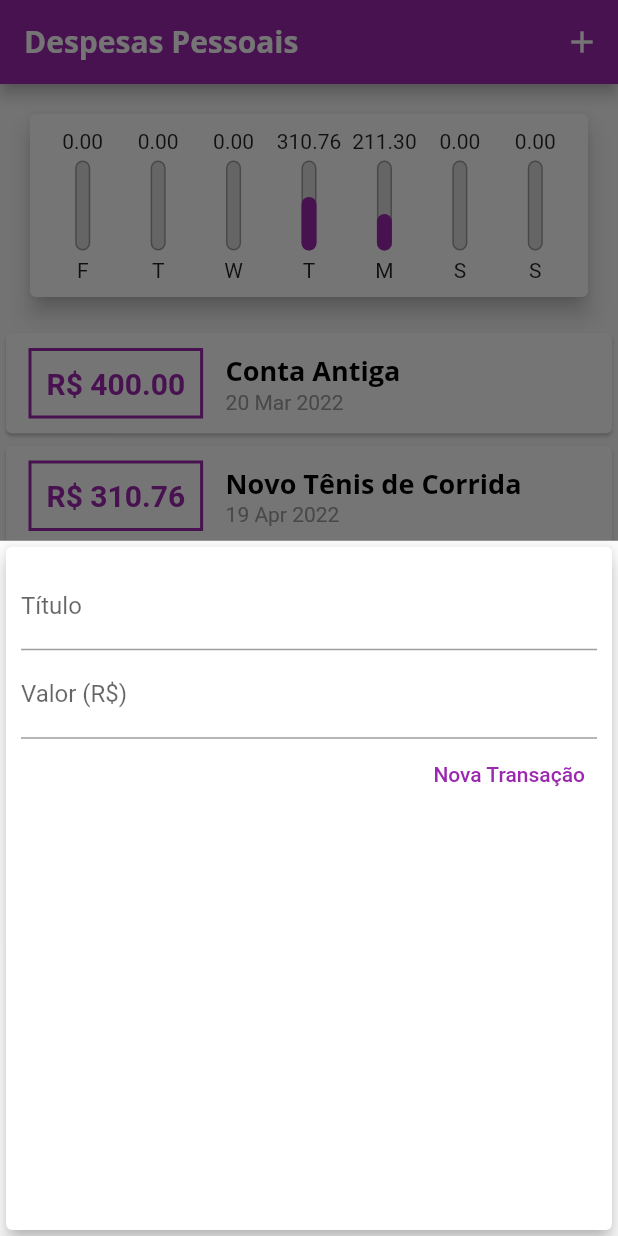
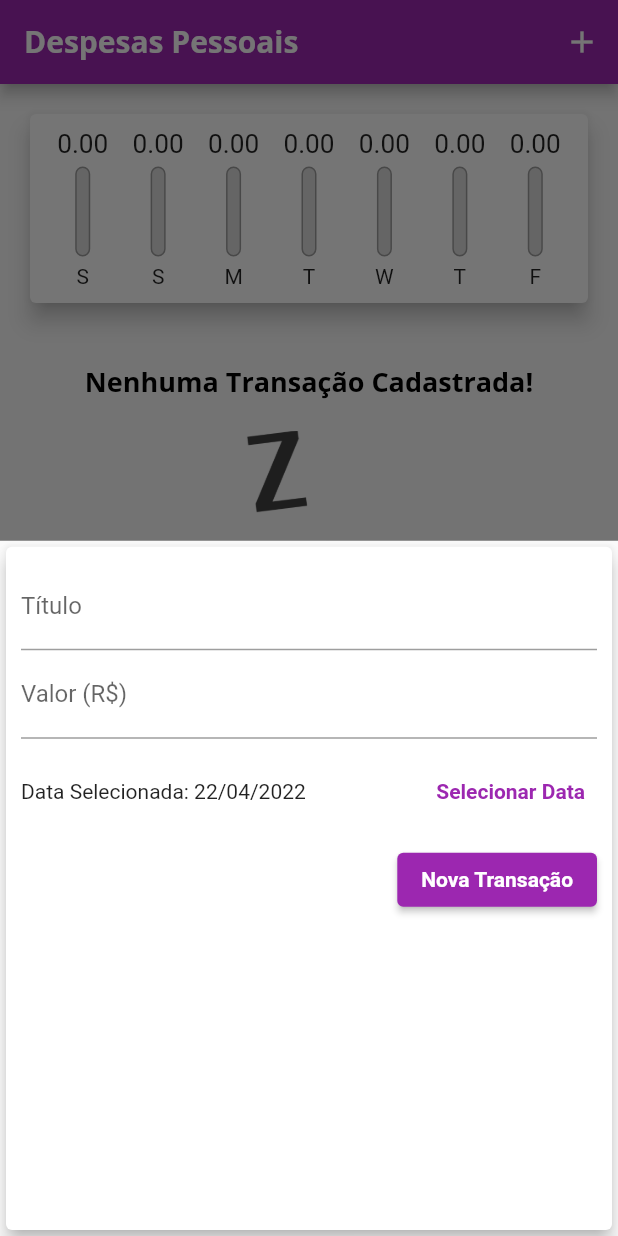
Before and after one commit to lucasgaldinodev/cod3r_flutter_expenses, a Flutter app: the screen it shows after launch, after a tap on the "add" icon, on a phone screen of 412 x 824 dp. Run offline on Flutter 3.47's test engine with Material 2 defaults, Android fonts, the phone set to English and light mode, and no system bars.

Commit message:
22/abril

```diff
--- a/lib/components/chart.dart
+++ b/lib/components/chart.dart
@@ -30,7 +30,7 @@ class Chart extends StatelessWidget {
         'day': DateFormat.E().format(weekDay)[0],
         'value': totalSum,
       };
-    });
+    }).reversed.toList();
   }
 
   double get _weekTotalValue {
@@ -54,7 +54,9 @@ class Chart extends StatelessWidget {
               child: ChartBar(
                 label: tr['day'] as String,
                 value: tr['value'] as double,
-                percentage: (tr['value'] as double) / _weekTotalValue,
+                percentage: _weekTotalValue == 0
+                    ? 0
+                    : (tr['value'] as double) / _weekTotalValue,
               ),
             );
           }).toList(),
--- a/lib/components/chart_bar.dart
+++ b/lib/components/chart_bar.dart
@@ -16,8 +16,11 @@ class ChartBar extends StatelessWidget {
   Widget build(BuildContext context) {
     return Column(
       children: [
-        FittedBox(
-          child: Text('${value!.toStringAsFixed(2)}'),
+        SizedBox(
+          height: 20,
+          child: FittedBox(
+            child: Text('${value!.toStringAsFixed(2)}'),
+          ),
         ),
         const SizedBox(height: 5),
         SizedBox(
--- a/lib/components/transaction_form.dart
+++ b/lib/components/transaction_form.dart
@@ -1,7 +1,8 @@
 import 'package:flutter/material.dart';
+import 'package:intl/intl.dart';
 
 class TransactionForm extends StatefulWidget {
-  final void Function(String, double) onSubmit;
+  final void Function(String, double, DateTime) onSubmit;
 
   const TransactionForm(this.onSubmit, {Key? key}) : super(key: key);
 
@@ -10,19 +11,36 @@ class TransactionForm extends StatefulWidget {
 }
 
 class _TransactionFormState extends State<TransactionForm> {
-  final titleController = TextEditingController();
-
-  final valueController = TextEditingController();
+  final _titleController = TextEditingController();
+  final _valueController = TextEditingController();
+  DateTime? _selectedDate = DateTime.now();
 
   _submitForm() {
-    final title = titleController.text;
-    final value = double.tryParse(valueController.text) ?? 0;
+    final title = _titleController.text;
+    final value = double.tryParse(_valueController.text) ?? 0;
 
-    if (title.isEmpty || value <= 0) {
+    if (title.isEmpty || value <= 0 || _selectedDate == null) {
       return;
     }
 
-    widget.onSubmit(title, value);
+    widget.onSubmit(title, value, _selectedDate!);
+  }
+
+  _showDatePicker() {
+    showDatePicker(
+      context: context,
+      initialDate: DateTime.now(),
+      firstDate: DateTime(2019),
+      lastDate: DateTime.now(),
+    ).then((pickedDate) {
+      if (pickedDate == null) {
+        return;
+      }
+
+      setState(() {
+        _selectedDate = pickedDate;
+      });
+    });
   }
 
   @override
@@ -34,14 +52,14 @@ class _TransactionFormState extends State<TransactionForm> {
         child: Column(
           children: [
             TextField(
-              controller: titleController,
+              controller: _titleController,
               onSubmitted: (_) => _submitForm(),
               decoration: const InputDecoration(
                 labelText: 'Título',
               ),
             ),
             TextField(
-              controller: valueController,
+              controller: _valueController,
               keyboardType:
                   const TextInputType.numberWithOptions(decimal: true),
               onSubmitted: (_) => _submitForm(),
@@ -49,18 +67,41 @@ class _TransactionFormState extends State<TransactionForm> {
                 labelText: 'Valor (R\$)',
               ),
             ),
+            SizedBox(
+              height: 70,
+              child: Row(
+                children: <Widget>[
+                  Expanded(
+                    child: Text(
+                      _selectedDate == null
+                          ? 'Nenhuma data selecionada!'
+                          : 'Data Selecionada: ${DateFormat('dd/MM/y').format(_selectedDate!)}',
+                    ),
+                  ),
+                  TextButton(
+                    child: const Text(
+                      'Selecionar Data',
+                      style: TextStyle(
+                        fontWeight: FontWeight.bold,
+                      ),
+                    ),
+                    onPressed: _showDatePicker,
+                  )
+                ],
+              ),
+            ),
             Row(
               mainAxisAlignment: MainAxisAlignment.end,
               children: <Widget>[
-                TextButton(
-                  child: const Text(
+                ElevatedButton(
+                  child: Text(
                     'Nova Transação',
                     style: TextStyle(
-                      color: Colors.purple,
+                      color: Theme.of(context).textTheme.button?.color,
                     ),
                   ),
                   onPressed: _submitForm,
-                )
+                ),
               ],
             ),
           ],
--- a/lib/components/transaction_list.dart
+++ b/lib/components/transaction_list.dart
@@ -4,13 +4,15 @@ import 'package:intl/intl.dart';
 
 class TransactionList extends StatelessWidget {
   final List<Transaction> transactions;
+  final void Function(String) onRemove;
 
-  const TransactionList(this.transactions, {Key? key}) : super(key: key);
+  const TransactionList(this.transactions, this.onRemove, {Key? key})
+      : super(key: key);
 
   @override
   Widget build(BuildContext context) {
     return SizedBox(
-      height: 300,
+      height: 430,
       child: transactions.isEmpty
           ? Column(
               children: [
@@ -34,45 +36,39 @@ class TransactionList extends StatelessWidget {
               itemBuilder: (ctx, index) {
                 final tr = transactions[index];
                 return Card(
-                  child: Row(
-                    children: [
-                      Container(
+                  elevation: 5,
                   margin: const EdgeInsets.symmetric(
-                          horizontal: 15,
-                          vertical: 10,
+                    vertical: 8,
+                    horizontal: 5,
                   ),
-                        decoration: BoxDecoration(
-                          border: Border.all(
-                            color: Theme.of(context).colorScheme.primary,
-                            width: 2,
-                          ),
-                        ),
-                        padding: const EdgeInsets.all(10),
+                  child: ListTile(
+                    leading: CircleAvatar(
+                      backgroundColor: Colors.purple,
+                      radius: 30,
+                      child: Padding(
+                        padding: const EdgeInsets.all(6),
+                        child: FittedBox(
                           child: Text(
-                          'R\$ ${tr.value.toStringAsFixed(2)}',
-                          style: TextStyle(
-                            fontWeight: FontWeight.bold,
-                            fontSize: 20,
-                            color: Theme.of(context).colorScheme.primary,
+                            'R\$${tr.value}',
+                            style: const TextStyle(
+                              color: Colors.white,
                             ),
                           ),
                         ),
-                      Column(
-                        crossAxisAlignment: CrossAxisAlignment.start,
-                        children: [
-                          Text(
+                      ),
+                    ),
+                    title: Text(
                       tr.title,
                       style: Theme.of(context).textTheme.headline6,
                     ),
-                          Text(
+                    subtitle: Text(
                       DateFormat('d MMM y').format(tr.date),
-                            style: const TextStyle(
-                              color: Colors.grey,
                     ),
+                    trailing: IconButton(
+                      icon: const Icon(Icons.delete),
+                      color: Theme.of(context).errorColor,
+                      onPressed: () => onRemove(tr.id),
                     ),
-                        ],
-                      ),
-                    ],
                   ),
                 );
               },
--- a/lib/main.dart
+++ b/lib/main.dart
@@ -28,6 +28,10 @@ class ExpensesApp extends StatelessWidget {
             fontWeight: FontWeight.bold,
             color: Colors.black,
           ),
+          button: const TextStyle(
+            color: Colors.white,
+            fontWeight: FontWeight.bold,
+          ),
         ),
         appBarTheme: const AppBarTheme(
           titleTextStyle: TextStyle(
@@ -49,26 +53,7 @@ class MyHomePage extends StatefulWidget {
 }
 
 class _MyHomePageState extends State<MyHomePage> {
-  final List<Transaction> _transactions = [
-    Transaction(
-      id: 't0',
-      title: 'Conta Antiga',
-      value: 400.00,
-      date: DateTime.now().subtract(const Duration(days: 33)),
-    ),
-    Transaction(
-      id: 't1',
-      title: 'Novo Tênis de Corrida',
-      value: 310.76,
-      date: DateTime.now().subtract(const Duration(days: 3)),
-    ),
-    Transaction(
-      id: 't2',
-      title: 'Conta de Luz',
-      value: 211.30,
-      date: DateTime.now().subtract(const Duration(days: 4)),
-    ),
-  ];
+  final List<Transaction> _transactions = [];
 
   List<Transaction> get _recentTransactions {
     return _transactions.where((tr) {
@@ -78,12 +63,12 @@ class _MyHomePageState extends State<MyHomePage> {
     }).toList();
   }
 
-  _addTransaction(String title, double value) {
+  _addTransaction(String title, double value, DateTime date) {
     final newTransaction = Transaction(
       id: Random().nextDouble().toString(),
       title: title,
       value: value,
-      date: DateTime.now(),
+      date: date,
     );
 
     setState(() {
@@ -91,6 +76,12 @@ class _MyHomePageState extends State<MyHomePage> {
     });
 
     Navigator.of(context).pop();
+  }
+
+  _removeTransaction(String id) {
+    setState(() {
+      _transactions.removeWhere((tr) => tr.id == id);
+    });
   }
 
   _openTransactionFormModal(BuildContext context) {
@@ -119,7 +110,7 @@ class _MyHomePageState extends State<MyHomePage> {
           crossAxisAlignment: CrossAxisAlignment.stretch,
           children: [
             Chart(_recentTransactions),
-            TransactionList(_transactions),
+            TransactionList(_transactions, _removeTransaction),
           ],
         ),
       ),
```
Lines whose indentation alone changed are shown as unchanged.
